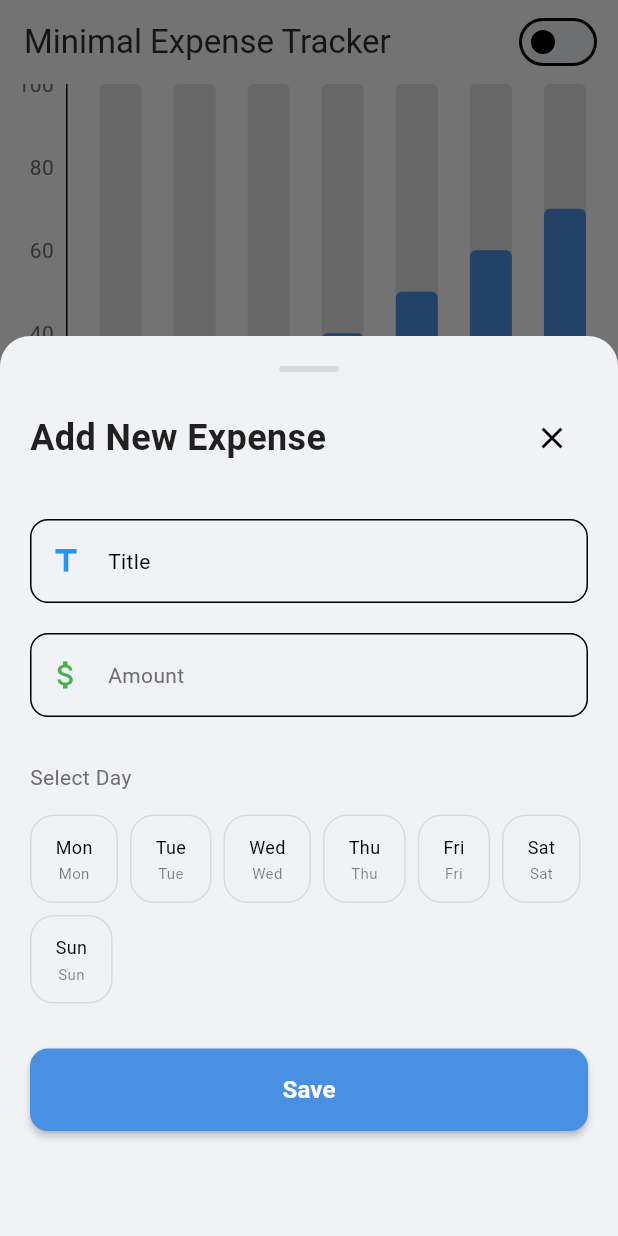
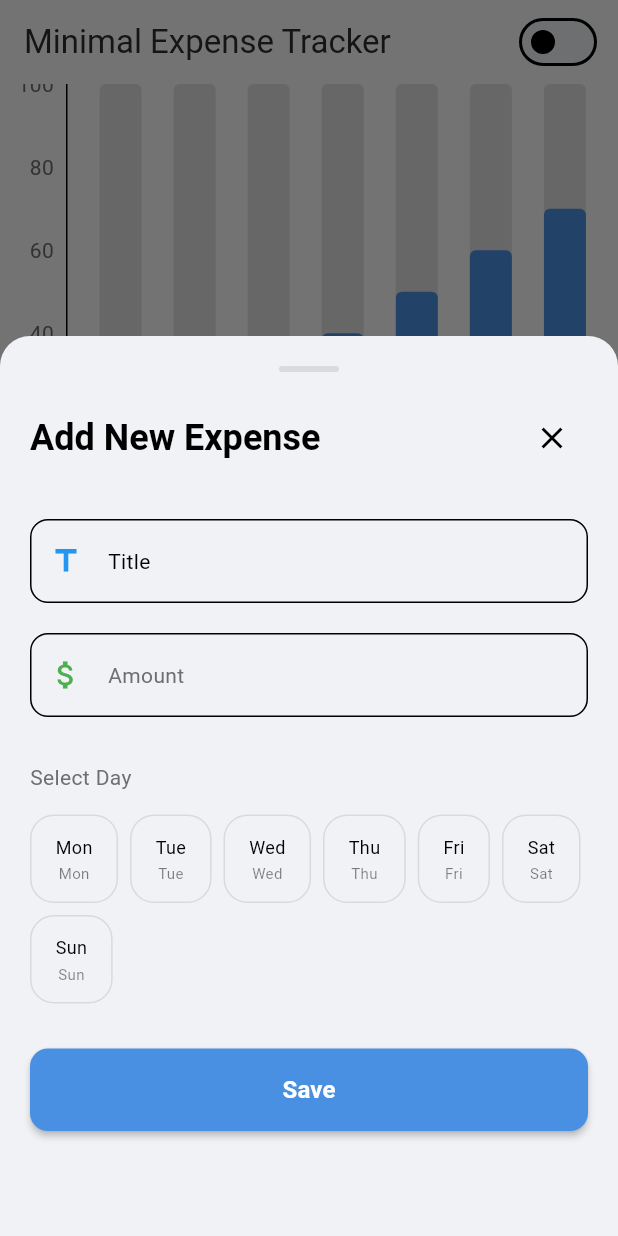
Before and after one commit to marufrobin/Minimal_Expense_Tracker, a Flutter app: the screen it shows after launch, after a tap on "Add expense", on a phone screen of 412 x 824 dp. Run offline on Flutter 3.47's test engine with Material 3 defaults, Android fonts, the light colour scheme and no system bars; drawn by our look-alikes of fl_chart; our stand-ins replace bloc, equatable, flutter_bloc, flutter_slidable, isar; accounts and stored records are empty; generated files the repository leaves out were written again.

Commit message:
Refactor ExpenseModalSheet title style: Update title style to use theme's headlineSmall for consistency

```diff
--- a/lib/screens/add_expense/add_expanse.screen.dart
+++ b/lib/screens/add_expense/add_expanse.screen.dart
@@ -155,10 +155,8 @@ class _ExpenseModalSheetState extends State<ExpenseModalSheet> {
                     widget.initialTitle != null
                         ? 'Edit Expense'
                         : 'Add New Expense',
-                    style: const TextStyle(
-                      fontSize: 24,
+                    style: theme.textTheme.headlineSmall?.copyWith(
                       fontWeight: FontWeight.bold,
-                      color: Colors.black87,
                     ),
                   ),
                   IconButton(
```
